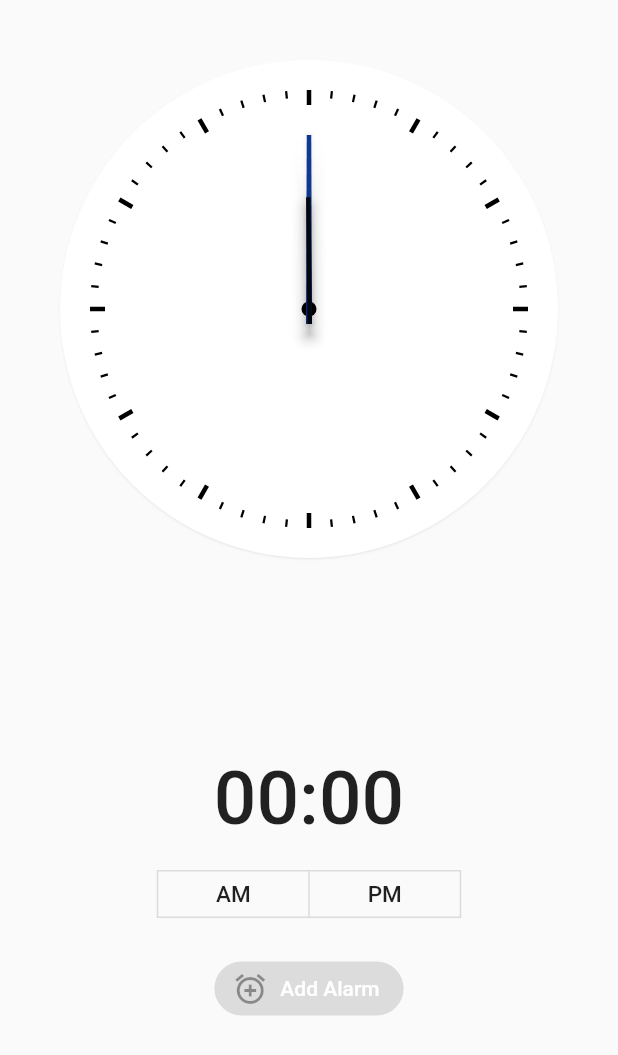
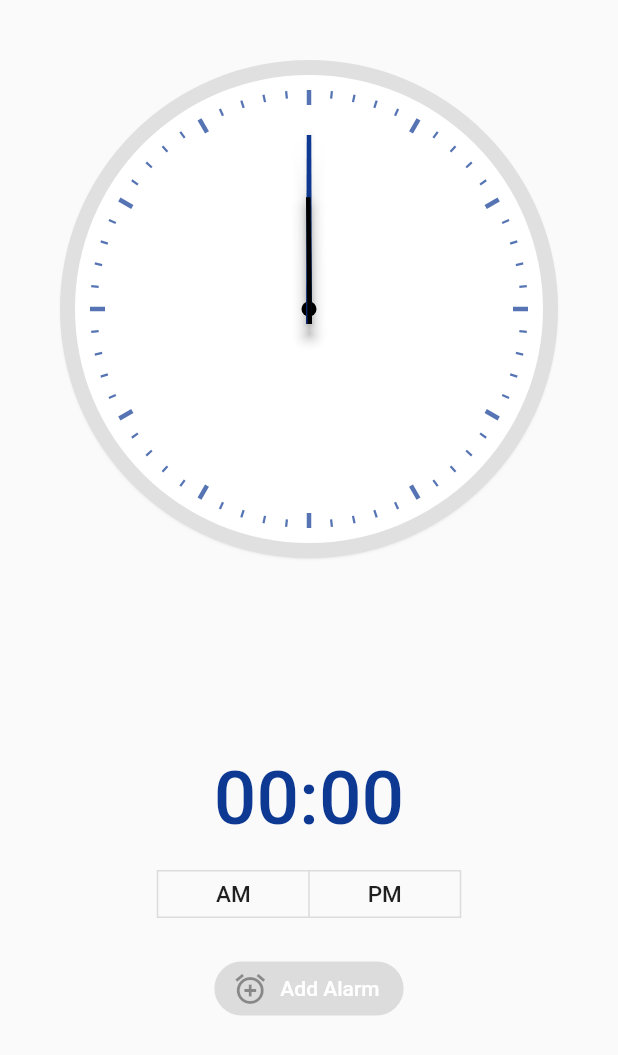
Before and after one commit to fauzannoorazhar/bibit-clock, a Flutter app: the screen it shows after launch, on a phone screen of 412 x 824 dp. Shown: the top 1055 px of the screen. Run offline on Flutter 3.47's test engine with Material 2 defaults, Android fonts, the phone set to English and light mode, and no system bars; our stand-ins replace bloc, charts_flutter, flutter_bloc, flutter_local_notifications, flutter_switch, rxdart and 2 more; missing offline and left inert: localstore.

Commit message:
:sparkles: Clean code

```diff
--- a/lib/main.dart
+++ b/lib/main.dart
@@ -27,6 +27,12 @@
     return MaterialApp(
       debugShowCheckedModeBanner: false,
       title: 'Flutter Demo',
+      builder: (context, child) {
+        return ScrollConfiguration(
+          behavior: RemoveScrollGlowBehavior(),
+          child: child!,
+        );
+      },
       theme: ThemeData(
         primarySwatch: Colors.blue,
       ),
@@ -36,3 +42,11 @@
     );
   }
 }
+
+class RemoveScrollGlowBehavior extends ScrollBehavior {
+  @override
+  Widget buildViewportChrome(
+      BuildContext context, Widget child, AxisDirection axisDirection) {
+    return child;
+  }
+}
--- a/lib/painter/clock_dial_painter.dart
+++ b/lib/painter/clock_dial_painter.dart
@@ -38,7 +38,7 @@ class ClockDialPainter extends CustomPainter {
           color: Colors.black,
           fontSize: 15.0,
         ) {
-    tickPaint.color = Colors.black;
+    tickPaint.color = const Color(0xFF0E3993).withOpacity(0.7);
   }
 
   @override
@@ -49,13 +49,13 @@ class ClockDialPainter extends CustomPainter {
     canvas.save();
 
     canvas.translate(radius, radius);
-    // TODO : Change text to [3, 6, 9, 12]
     for (var i = 0; i < 60; i++) {
       tickMarkLength = (i % 5 == 0) ? hourTickMarkLength : minuteTickMarkLength;
-      tickPaint.strokeWidth = (i % 5 == 0) ? hourTickMarkWidth : minuteTickMarkWidth;
-      canvas.drawLine(Offset(0.0, -radius), Offset(0.0, -radius + tickMarkLength), tickPaint);
+      tickPaint.strokeWidth =
+          (i % 5 == 0) ? hourTickMarkWidth : minuteTickMarkWidth;
+      canvas.drawLine(Offset(0.0, -radius),
+          Offset(0.0, -radius + tickMarkLength), tickPaint);
 
-      //draw the text
       if (i % 5 == 0) {
         canvas.save();
         canvas.translate(0.0, -radius + 20.0);
@@ -63,14 +63,10 @@ class ClockDialPainter extends CustomPainter {
           text: "${i == 0 ? 12 : i ~/ 5}",
           style: textStyle,
         );
-          //helps make the text painted vertically
         canvas.rotate(-angle * i);
-
         textPainter.layout();
-          //textPainter.paint(canvas, Offset(-(textPainter.width / 2), -(textPainter.height / 2)));
 
         canvas.restore();
-        //}
       }
 
       canvas.rotate(angle);
--- a/lib/painter/hour_hand_painter.dart
+++ b/lib/painter/hour_hand_painter.dart
@@ -9,7 +9,7 @@ class HourHandPainter extends CustomPainter {
 
   HourHandPainter({required this.hours, required this.minutes})
       : hourHandPaint = Paint() {
-    hourHandPaint.color = Colors.black87;
+    hourHandPaint.color = Colors.black;
     hourHandPaint.style = PaintingStyle.fill;
   }
 
--- a/lib/screen/clock_screen.dart
+++ b/lib/screen/clock_screen.dart
@@ -34,7 +34,7 @@ class _ClockScreenState extends State<ClockScreen> {
   void onClickNotification(String? payload) async {
     final Alarm alarm = Alarm(
       notif: DateFormat('yyyy-MM-dd hh:mm:ss a').format(DateTime.parse(payload!)),
-      second: DateTime.now().difference(DateTime.parse(payload!)).inSeconds,
+      second: DateTime.now().difference(DateTime.parse(payload)).inSeconds,
         dateTime: DateTime.now().toString()
     );
     showModalBottomSheet<void>(
@@ -68,7 +68,7 @@ class _ClockScreenState extends State<ClockScreen> {
                 Padding(
                   padding: const EdgeInsets.symmetric(horizontal: 30),
                   child: Clock(
-                    circleColor: Colors.white,
+                    circleColor: Colors.grey.shade300,
                     dateTime: clockState.getInitialDate(),
                   ),
                 ),
@@ -85,13 +85,12 @@ class _ClockScreenState extends State<ClockScreen> {
                     NotificationApiListener.showNotificationSchedule(
                         title: 'Wake Up',
                         body: 'Your alarm is active',
-                        payload: clockState.dateTime.toString(),//clockState.dateTime.toString(),
-                        scheduleDate: clockState.dateTime,//clockState.dateTime,
+                        payload: clockState.getDateTime(isAm).toString(),
+                        scheduleDate: clockState.getDateTime(isAm)
                     );
 
-                    final snackBar = SnackBar(content: Text('Alarm has been set on ${clockState.getDateTimeFormat()}'));
+                    final snackBar = SnackBar(content: Text('Alarm has been set on ${clockState.getDateTimeFormat(isAm)}'));
                     ScaffoldMessenger.of(context).showSnackBar(snackBar);
-
                   } : null,
                   style: ElevatedButton.styleFrom(
                     primary: const Color(0xFF0E3993),
@@ -113,7 +112,7 @@ class _ClockScreenState extends State<ClockScreen> {
     return Column(
       children: [
         Text(clockState.getTimeFormat(),
-            style: const TextStyle(fontSize: 50, fontWeight: FontWeight.w500)
+            style: const TextStyle(fontSize: 50, color: Color(0xFF0E3993), fontWeight: FontWeight.w500)
         ),
         const SizedBox(height: 10),
         ToggleButtons(
--- a/lib/util/notification_api_listener.dart
+++ b/lib/util/notification_api_listener.dart
@@ -9,8 +9,7 @@ class NotificationApiListener {
   static Future init({bool initScheduled = false}) async {
     final android = AndroidInitializationSettings('@mipmap/ic_launcher');
     final ios = IOSInitializationSettings();
-    final initializationSettings =
-        InitializationSettings(android: android, iOS: ios);
+    final initializationSettings = InitializationSettings(android: android, iOS: ios);
     await notification.initialize(
       initializationSettings,
       onSelectNotification: (payload) async {
```
Also changed, not shown: lib/bloc/clock_bloc/clock_state.dart (+12 -2 lines), lib/screen/chart_screen.dart (+12 -1 lines), 1 other file. Lines whose indentation alone changed are shown as unchanged.
